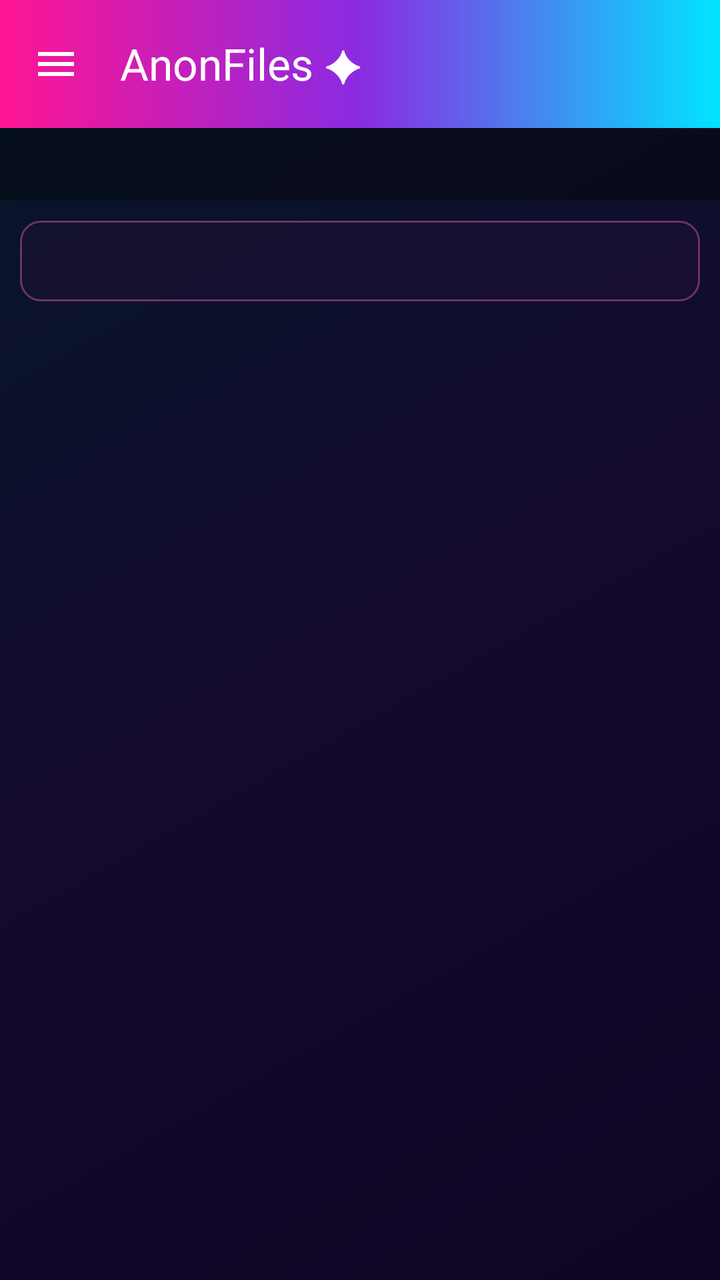
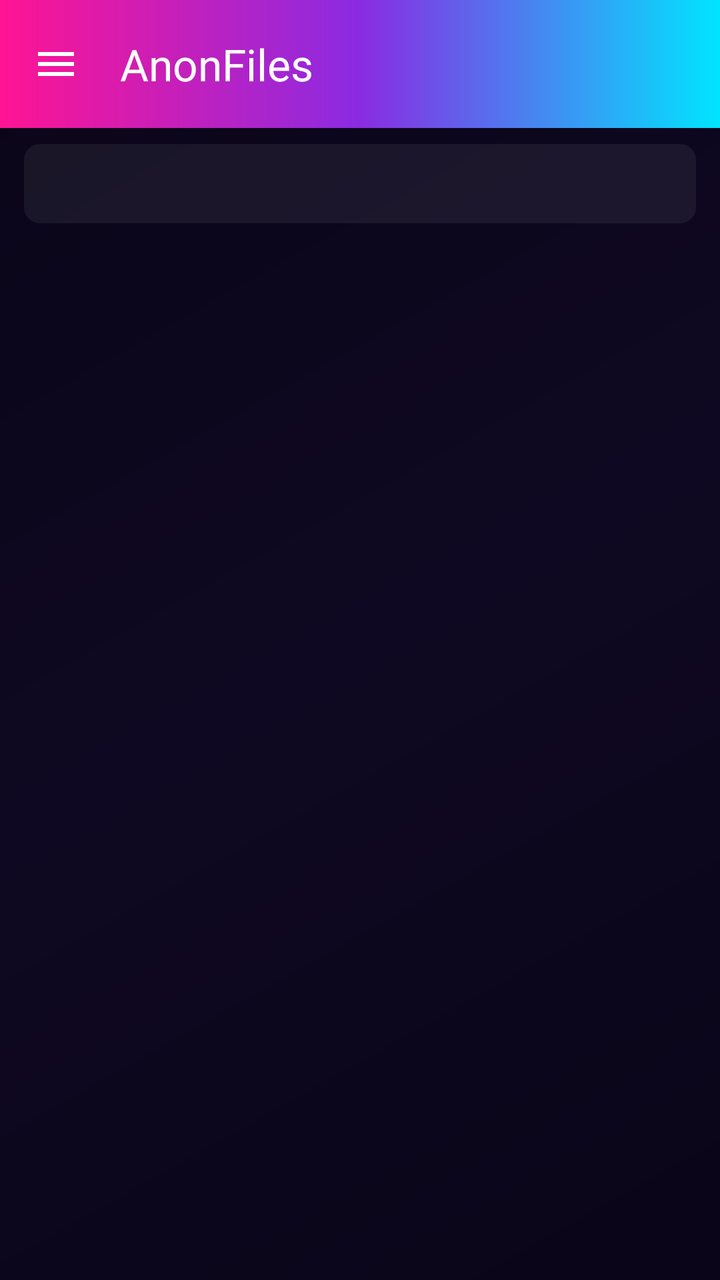

The first picture is an Android layout as it rendered before a commit; the second is the same layout after the commit. The layout source and the unified diff follow.
<!-- AndroidManifest.xml: application theme Theme.AnonFiles -->
<!-- res/layout/activity_main.xml -->
<?xml version="1.0" encoding="utf-8"?>
<androidx.drawerlayout.widget.DrawerLayout
    xmlns:android="http://schemas.android.com/apk/res/android"
    xmlns:app="http://schemas.android.com/apk/res-auto"
    android:id="@+id/drawerLayout"
    android:layout_width="match_parent"
    android:layout_height="match_parent">

    <LinearLayout
        android:layout_width="match_parent"
        android:layout_height="match_parent"
        android:orientation="vertical"
        android:background="@drawable/rainbow_bg">

        <com.google.android.material.appbar.MaterialToolbar
            android:id="@+id/toolbar"
            android:layout_width="match_parent"
            android:layout_height="?attr/actionBarSize"
            android:background="@drawable/rainbow_bar"
            app:navigationIcon="@drawable/ic_menu_hamburger"
            app:title="AnonFiles ✦"
            app:titleTextColor="#FFFFFF"
            app:subtitleTextColor="#E0FFFFFF" />

        <TextView android:id="@+id/permStatus"
            android:layout_width="match_parent"
            android:layout_height="wrap_content"
            android:padding="10dp"
            android:textSize="12sp"
            android:textStyle="bold"
            android:textColor="#FFFFFF"
            android:background="#50000000" />

        <TextView android:id="@+id/pathText"
            android:layout_width="match_parent"
            android:layout_height="wrap_content"
            android:layout_margin="10dp"
            android:padding="12dp"
            android:textSize="12sp"
            android:background="@drawable/path_bar"
            android:textColor="#FFD1F5"
            android:maxLines="2"
            android:ellipsize="middle" />

        <androidx.recyclerview.widget.RecyclerView
            android:id="@+id/recycler"
            android:layout_width="match_parent"
            android:layout_height="0dp"
            android:layout_weight="1"
            android:paddingStart="8dp"
            android:paddingEnd="8dp"
            android:clipToPadding="false"
            android:paddingBottom="20dp" />
    </LinearLayout>

    <com.google.android.material.navigation.NavigationView
        android:id="@+id/navView"
        android:layout_width="wrap_content"
        android:layout_height="match_parent"
        android:layout_gravity="start"
        android:background="#0F0524"
        app:headerLayout="@layout/drawer_header"
        app:menu="@menu/drawer_menu"
        app:itemIconTint="#FF6EC7"
        app:itemTextColor="#FFFFFF" />
</androidx.drawerlayout.widget.DrawerLayout>
<!-- res/layout/drawer_header.xml (included above) -->
<?xml version="1.0" encoding="utf-8"?>
<LinearLayout xmlns:android="http://schemas.android.com/apk/res/android"
    android:layout_width="match_parent"
    android:layout_height="wrap_content"
    android:orientation="vertical"
    android:padding="24dp"
    android:background="@drawable/rainbow_bar">
    <TextView android:layout_width="wrap_content" android:layout_height="wrap_content"
        android:text="AnonFiles ✦" android:textColor="#FFFFFF"
        android:textSize="22sp" android:textStyle="bold"/>
    <TextView android:layout_width="wrap_content" android:layout_height="wrap_content"
        android:text="Rainbow File Manager v1.1" android:textColor="#E0FFFFFF"
        android:textSize="12sp" android:layout_marginTop="6dp"/>
</LinearLayout>
<!-- resources referenced by this layout -->
<resources>
  <!-- drawable ic_menu_hamburger (drawable) -->
  <?xml version="1.0" encoding="utf-8"?>
  <vector xmlns:android="http://schemas.android.com/apk/res/android"
      android:width="24dp" android:height="24dp"
      android:viewportWidth="24" android:viewportHeight="24"
      android:tint="#FFFFFF">
      <path android:fillColor="@android:color/white"
          android:pathData="M3,6h18v2H3zM3,11h18v2H3zM3,16h18v2H3z"/>
  </vector>
  <!-- drawable path_bar (drawable) -->
  <?xml version="1.0" encoding="utf-8"?>
  <shape xmlns:android="http://schemas.android.com/apk/res/android">
      <solid android:color="#801E1035" />
      <corners android:radius="10dp" />
      <stroke android:width="1dp" android:color="#60FF6EC7" />
  </shape>
  <!-- drawable rainbow_bar (drawable) -->
  <?xml version="1.0" encoding="utf-8"?>
  <shape xmlns:android="http://schemas.android.com/apk/res/android">
      <gradient android:angle="0"
          android:startColor="#FF1493"
          android:centerColor="#8A2BE2"
          android:endColor="#00E5FF"
          android:type="linear" />
  </shape>
  <!-- drawable rainbow_bg (drawable) -->
  <?xml version="1.0" encoding="utf-8"?>
  <shape xmlns:android="http://schemas.android.com/apk/res/android">
      <gradient android:angle="135"
          android:startColor="#0F0524"
          android:centerColor="#130A2E"
          android:endColor="#051828"
          android:type="linear" />
  </shape>
  <style name="Theme.AnonFiles" parent="Theme.Material3.Dark.NoActionBar">
          <item name="android:statusBarColor">#0A0A1F</item>
          <item name="android:navigationBarColor">#0A0A1F</item>
          <item name="colorPrimary">#FF6EC7</item>
          <item name="colorSecondary">#6EE7FF</item>
          <item name="colorOnPrimary">#FFFFFF</item>
      </style>
</resources>

<!-- the commit's change to res/layout/activity_main.xml (unified diff, before → after) -->
@@ -4,7 +4,8 @@
     xmlns:app="http://schemas.android.com/apk/res-auto"
     android:id="@+id/drawerLayout"
     android:layout_width="match_parent"
-    android:layout_height="match_parent">
+    android:layout_height="match_parent"
+    android:fitsSystemWindows="true">
 
     <LinearLayout
         android:layout_width="match_parent"
@@ -18,28 +19,48 @@
             android:layout_height="?attr/actionBarSize"
             android:background="@drawable/rainbow_bar"
             app:navigationIcon="@drawable/ic_menu_hamburger"
-            app:title="AnonFiles ✦"
+            app:title="AnonFiles"
             app:titleTextColor="#FFFFFF"
-            app:subtitleTextColor="#E0FFFFFF" />
+            app:subtitleTextColor="#D0FFFFFF"
+            app:titleTextAppearance="@style/TextAppearance.Material3.TitleLarge"
+            app:subtitleTextAppearance="@style/TextAppearance.Material3.BodySmall" />
 
-        <TextView android:id="@+id/permStatus"
+        <TextView
+            android:id="@+id/permStatus"
+            android:layout_width="wrap_content"
+            android:layout_height="wrap_content"
+            android:layout_marginStart="16dp"
+            android:layout_marginTop="10dp"
+            android:layout_marginEnd="16dp"
+            android:paddingStart="14dp"
+            android:paddingTop="7dp"
+            android:paddingEnd="14dp"
+            android:paddingBottom="7dp"
+            android:textSize="12sp"
+            android:textStyle="bold"
+            android:textColor="#FFC7E8"
+            android:background="@drawable/status_chip"
+            android:visibility="gone"
+            tools:visibility="visible"
+            xmlns:tools="http://schemas.android.com/tools" />
+
+        <TextView
+            android:id="@+id/pathText"
             android:layout_width="match_parent"
             android:layout_height="wrap_content"
-            android:padding="10dp"
-            android:textSize="12sp"
-            android:textStyle="bold"
-            android:textColor="#FFFFFF"
-            android:background="#50000000" />
-
-        <TextView android:id="@+id/pathText"
-            android:layout_width="match_parent"
-            android:layout_height="wrap_content"
-            android:layout_margin="10dp"
-            android:padding="12dp"
-            android:textSize="12sp"
+            android:layout_marginStart="12dp"
+            android:layout_marginTop="8dp"
+            android:layout_marginEnd="12dp"
+            android:layout_marginBottom="4dp"
+            android:paddingStart="14dp"
+            android:paddingTop="11dp"
+            android:paddingEnd="14dp"
+            android:paddingBottom="11dp"
+            android:textSize="13sp"
+            android:letterSpacing="0.02"
             android:background="@drawable/path_bar"
-            android:textColor="#FFD1F5"
-            android:maxLines="2"
+            android:textColor="#E8D4FF"
+            android:maxLines="1"
             android:ellipsize="middle" />
 
         <androidx.recyclerview.widget.RecyclerView
@@ -48,9 +69,10 @@
             android:layout_height="0dp"
             android:layout_weight="1"
             android:paddingStart="8dp"
+            android:paddingTop="4dp"
             android:paddingEnd="8dp"
             android:clipToPadding="false"
-            android:paddingBottom="20dp" />
+            android:paddingBottom="24dp" />
     </LinearLayout>
 
     <com.google.android.material.navigation.NavigationView
<!-- resource entries referenced after the edit -->
@@ -12,9 +12,8 @@
   <!-- drawable path_bar (drawable) -->
   <?xml version="1.0" encoding="utf-8"?>
   <shape xmlns:android="http://schemas.android.com/apk/res/android">
-      <solid android:color="#801E1035" />
-      <corners android:radius="10dp" />
-      <stroke android:width="1dp" android:color="#60FF6EC7" />
+      <solid android:color="#10FFFFFF" />
+      <corners android:radius="8dp" />
   </shape>
   <!-- drawable rainbow_bar (drawable) -->
   <?xml version="1.0" encoding="utf-8"?>
@@ -29,14 +28,22 @@
   <?xml version="1.0" encoding="utf-8"?>
   <shape xmlns:android="http://schemas.android.com/apk/res/android">
       <gradient android:angle="135"
-          android:startColor="#0F0524"
-          android:centerColor="#130A2E"
-          android:endColor="#051828"
+          android:startColor="#0A0518"
+          android:centerColor="#0F0822"
+          android:endColor="#0A0518"
           android:type="linear" />
   </shape>
+  <!-- drawable status_chip (drawable) -->
+  <?xml version="1.0" encoding="utf-8"?>
+  <shape xmlns:android="http://schemas.android.com/apk/res/android">
+      <solid android:color="#33FF6EC7" />
+      <corners android:radius="20dp" />
+      <stroke android:width="1dp" android:color="#80FF6EC7" />
+  </shape>
   <style name="Theme.AnonFiles" parent="Theme.Material3.Dark.NoActionBar">
-          <item name="android:statusBarColor">#0A0A1F</item>
-          <item name="android:navigationBarColor">#0A0A1F</item>
+          <item name="android:statusBarColor">#0A0518</item>
+          <item name="android:navigationBarColor">#0A0518</item>
+          <item name="android:windowLightStatusBar">false</item>
           <item name="colorPrimary">#FF6EC7</item>
           <item name="colorSecondary">#6EE7FF</item>
           <item name="colorOnPrimary">#FFFFFF</item>
